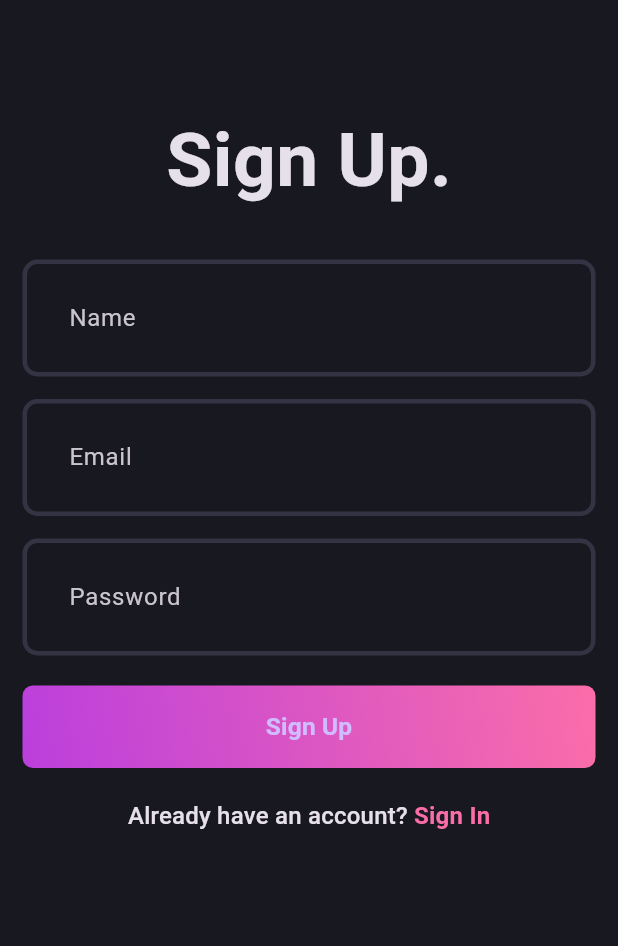
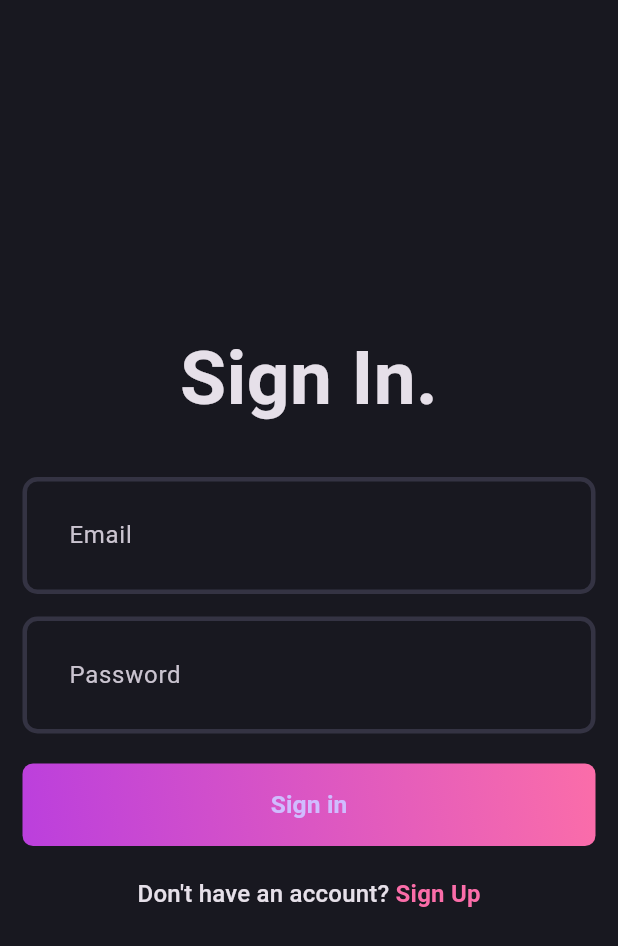
Before and after one commit to saleheen1/flutter_blog_clean_architecture, a Flutter app: the screen it shows after launch, on a phone screen of 412 x 824 dp. Shown: the top 946 px of the screen. Run offline on Flutter 3.47's test engine with Material 3 defaults, Android fonts, the phone set to English and light mode, and no system bars; our stand-ins replace bloc, flutter_bloc, flutter_screenutil, fpdart, get_it, go_router and 4 more; accounts and stored records are empty; statements that could not run were skipped.

Commit message:
go_router for routing implemented throughout the app

```diff
--- /dev/null
+++ b/lib/core/routes/app_router.dart
@@ -0,0 +1,57 @@
+import 'package:flutter/material.dart';
+import 'package:flutter_blog_clean_architecture/core/routes/route_names.dart';
+import 'package:flutter_blog_clean_architecture/features/auth/presentation/pages/login_page.dart';
+import 'package:flutter_blog_clean_architecture/features/auth/presentation/pages/signup_page.dart';
+import 'package:flutter_blog_clean_architecture/features/blog/presentation/pages/add_new_blog_page.dart';
+import 'package:flutter_blog_clean_architecture/features/blog/presentation/pages/blog_page.dart';
+import 'package:flutter_blog_clean_architecture/features/blog/presentation/pages/blog_viewer_page.dart';
+import 'package:flutter_blog_clean_architecture/init_dependencies.dart';
+import 'package:go_router/go_router.dart';
+
+class AppRouter {
+  GoRouter goRouter = GoRouter(
+      errorPageBuilder: (context, state) => _errorPage(state),
+      routes: [
+        GoRoute(
+          path: RouteNames.login,
+          name: RouteNames.login,
+          builder: (context, state) => const LoginPage(),
+        ),
+        GoRoute(
+          path: RouteNames.blogPage,
+          name: RouteNames.blogPage,
+          builder: (context, state) => const BlogPage(),
+        ),
+        GoRoute(
+          path: RouteNames.signUp,
+          name: RouteNames.signUp,
+          builder: (context, state) => const SignUpPage(),
+        ),
+        GoRoute(
+          path: RouteNames.addBlog,
+          name: RouteNames.addBlog,
+          builder: (context, state) => const AddNewBlogPage(),
+        ),
+        GoRoute(
+          path: RouteNames.blogView,
+          name: RouteNames.blogView,
+          builder: (context, state) => BlogViewerPage(
+            blog: serviceLocator(),
+          ),
+        ),
+      ]);
+}
+
+MaterialPage<dynamic> _errorPage(GoRouterState state) {
+  return MaterialPage(
+    key: state.pageKey,
+    child: _errorPageContent(state),
+  );
+}
+
+Scaffold _errorPageContent(GoRouterState state) {
+  return Scaffold(
+    appBar: AppBar(title: const Text('Error')),
+    body: Center(child: Text(state.error.toString())),
+  );
+}
--- /dev/null
+++ b/lib/core/routes/route_names.dart
@@ -0,0 +1,7 @@
+class RouteNames {
+  static const String blogPage = '/blogpage';
+  static const String login = '/';
+  static const String signUp = '/signup';
+  static const String addBlog = '/add/blog';
+  static const String blogView = '/blog/view';
+}
--- a/lib/features/auth/presentation/pages/signup_page.dart
+++ b/lib/features/auth/presentation/pages/signup_page.dart
@@ -1,17 +1,16 @@
 import 'package:flutter/material.dart';
 import 'package:flutter_bloc/flutter_bloc.dart';
 import 'package:flutter_blog_clean_architecture/core/common/widgets/loader.dart';
+import 'package:flutter_blog_clean_architecture/core/routes/app_router.dart';
+import 'package:flutter_blog_clean_architecture/core/routes/route_names.dart';
 import 'package:flutter_blog_clean_architecture/core/theme/app_pallete.dart';
 import 'package:flutter_blog_clean_architecture/core/utils/show_snackbar.dart';
 import 'package:flutter_blog_clean_architecture/features/auth/presentation/bloc/auth_bloc.dart';
 import 'package:flutter_blog_clean_architecture/core/common/widgets/custom_input_field.dart';
-import 'package:flutter_blog_clean_architecture/features/auth/presentation/pages/login_page.dart';
 import 'package:flutter_blog_clean_architecture/features/auth/presentation/widgets/auth_gradient_button.dart';
+import 'package:go_router/go_router.dart';
 
 class SignUpPage extends StatefulWidget {
-  static route() => MaterialPageRoute(
-        builder: (context) => const SignUpPage(),
-      );
   const SignUpPage({super.key});
 
   @override
@@ -93,7 +92,7 @@ class _SignUpPageState extends State<SignUpPage> {
                     const SizedBox(height: 20),
                     GestureDetector(
                       onTap: () {
-                        Navigator.push(context, LoginPage.route());
+                        context.push(RouteNames.login);
                       },
                       child: RichText(
                         text: TextSpan(
--- a/lib/features/blog/presentation/pages/blog_viewer_page.dart
+++ b/lib/features/blog/presentation/pages/blog_viewer_page.dart
@@ -5,11 +5,6 @@ import 'package:flutter_blog_clean_architecture/core/utils/format_date.dart';
 import 'package:flutter_blog_clean_architecture/features/blog/domain/entities/blog.dart';
 
 class BlogViewerPage extends StatelessWidget {
-  static route(Blog blog) => MaterialPageRoute(
-        builder: (context) => BlogViewerPage(
-          blog: blog,
-        ),
-      );
   final Blog blog;
   const BlogViewerPage({
     super.key,
--- a/lib/main.dart
+++ b/lib/main.dart
@@ -1,11 +1,12 @@
 import 'package:flutter/material.dart';
 import 'package:flutter_bloc/flutter_bloc.dart';
+import 'package:flutter_blog_clean_architecture/core/routes/app_router.dart';
 import 'package:flutter_blog_clean_architecture/core/theme/app_theme.dart';
 import 'package:flutter_blog_clean_architecture/features/auth/presentation/bloc/auth_bloc.dart';
-import 'package:flutter_blog_clean_architecture/features/auth/presentation/pages/signup_page.dart';
 import 'package:flutter_blog_clean_architecture/features/blog/presentation/bloc/blog_bloc.dart';
 import 'package:flutter_blog_clean_architecture/init_dependencies.dart';
 import 'package:flutter_screenutil/flutter_screenutil.dart';
+import 'package:go_router/go_router.dart';
 
 void main() async {
   WidgetsFlutterBinding.ensureInitialized();
@@ -26,13 +27,11 @@ class MyApp extends StatelessWidget {
     return ScreenUtilInit(
         designSize: const Size(428, 926),
         builder: (_, __) {
-          return MaterialApp(
+          return MaterialApp.router(
             title: 'Flutter Blog',
             debugShowCheckedModeBanner: false,
             theme: AppTheme.darkThemeMode,
-            home: const Scaffold(
-              body: SignUpPage(),
-            ),
+            routerConfig: AppRouter().goRouter,
           );
         });
   }
--- a/pubspec.yaml
+++ b/pubspec.yaml
@@ -35,6 +35,7 @@ dependencies:
   flutter_screenutil: ^5.9.3
   fpdart: ^1.1.0
   get_it: ^8.0.0
+  go_router: ^13.0.1
   hive: ^4.0.0-dev.2
   image_picker: ^1.1.2
   internet_connection_checker_plus: ^2.5.2
@@ -42,6 +43,8 @@ dependencies:
   path_provider: ^2.1.4
   supabase_flutter: ^2.6.0
   uuid: ^4.5.0
+  isar_flutter_libs: ^4.0.0-dev.13
+
 
 dev_dependencies:
   flutter_lints: ^4.0.0
```
Also changed, not shown: lib/features/auth/presentation/pages/login_page.dart (+3 -4 lines), lib/features/blog/presentation/pages/add_new_blog_page.dart (+4 -8 lines), lib/features/blog/presentation/pages/blog_page.dart (+3 -4 lines), lib/init_dependencies.dart (+10 -0 lines), pubspec.lock, 7 other files.
